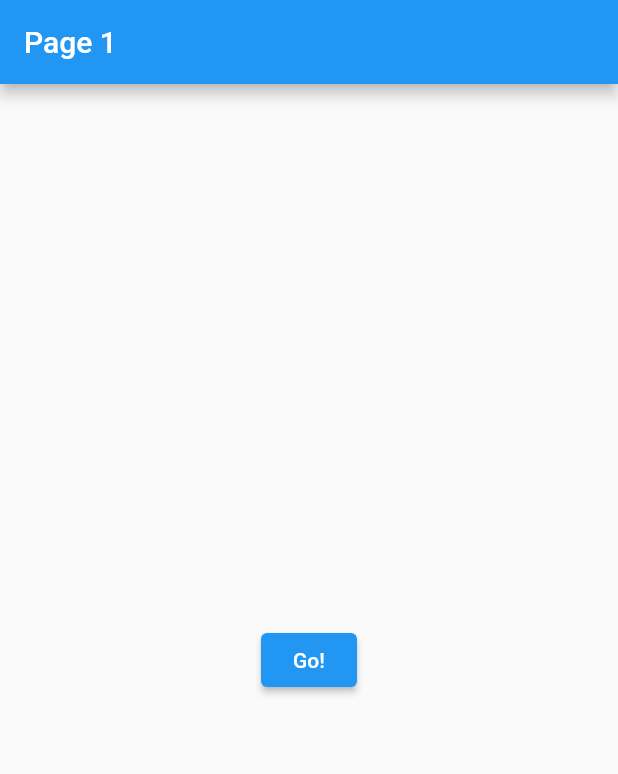
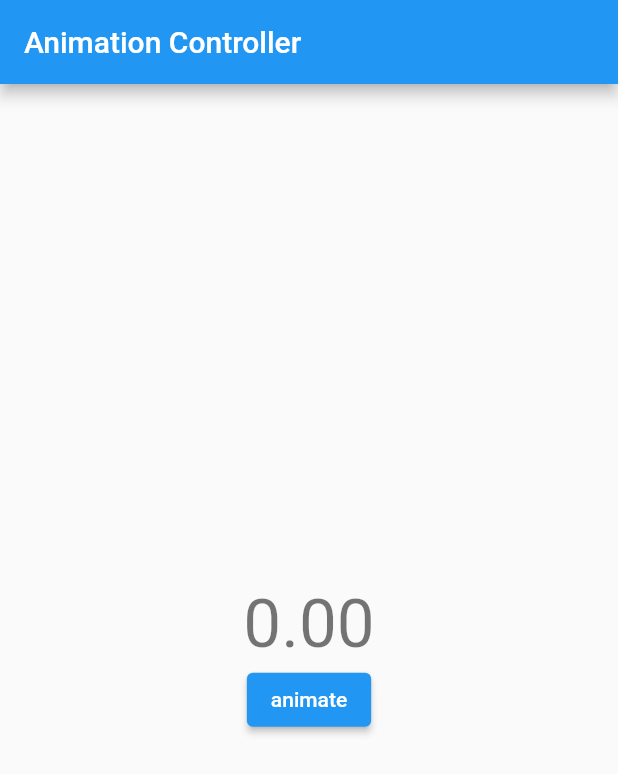
Before and after one commit to fenturechance/flutterPractice2021, a Flutter app: the screen it shows after launch, on a phone screen of 412 x 824 dp. Shown: the top 774 px of the screen. Run offline on Flutter 3.47's test engine with Material 2 defaults, Android fonts, the phone set to English and light mode, and no system bars.

Commit message:
SingleTickerProviderStateMixin / AnimationController / addListener / textScaleFactor / toStringAsFixed

```diff
--- a/lib/main.dart
+++ b/lib/main.dart
@@ -13,50 +13,58 @@ class HomePage extends StatefulWidget {
   _HomePageState createState() => _HomePageState();
 }
 
-class _HomePageState extends State<HomePage> {
+class _HomePageState extends State<HomePage>
+    with SingleTickerProviderStateMixin {
+  static const Duration _duration = Duration(seconds: 1);
+  late final AnimationController controller;
+  @override
+  void initState() {
+    super.initState();
+
+    controller = AnimationController(vsync: this, duration: _duration)
+      ..addListener(() {
+        setState(() {});
+      });
+  }
+
+  @override
+  void dispose() {
+    controller.dispose();
+    super.dispose();
+  }
+
+
   @override
   Widget build(BuildContext context) {
     return Scaffold(
       appBar: AppBar(
-        title: const Text('Page 1'),
+        title: const Text('Animation Controller'),
       ),
       body: Center(
-        child: ElevatedButton(
-          child: const Text('Go!'),
-          onPressed: () {
-            Navigator.of(context).push<void>(_createRoute());
-          },
+        child: Column(
+          mainAxisSize: MainAxisSize.min,
+          children: [
+            ConstrainedBox(
+              constraints: const BoxConstraints(maxWidth: 200),
+              child: Text(
+                controller.value.toStringAsFixed(2),
+                style: Theme.of(context).textTheme.headline3,
+                textScaleFactor: 1 + controller.value,
+              ),
+            ),
+            ElevatedButton(
+              child: const Text('animate'),
+              onPressed: () {
+                if (controller.status == AnimationStatus.completed) {
+                  controller.reverse();
+                } else {
+                  controller.forward();
+                }
+              },
+            )
+          ],
         ),
       ),
     );
   }
 }
-
-Route _createRoute() {
-  return PageRouteBuilder<SlideTransition>(
-    pageBuilder: (context, animation, secondaryAnimation) => _Page2(),
-    transitionsBuilder: (context, animation, secondaryAnimation, child) {
-      var tween =
-          Tween<Offset>(begin: const Offset(0.0, 1.0), end: Offset.zero);
-      var curveTween = CurveTween(curve: Curves.ease);
-
-      return SlideTransition(
-        position: animation.drive(curveTween).drive(tween),
-        child: child,
-      );
-    },
-  );
-}
-class _Page2 extends StatelessWidget {
-  @override
-  Widget build(BuildContext context) {
-    return Scaffold(
-      appBar: AppBar(
-        title: const Text('Page 2'),
-      ),
-      body: Center(
-        child: Text('Page 2!', style: Theme.of(context).textTheme.headline4),
-      ),
-    );
-  }
-}
```
